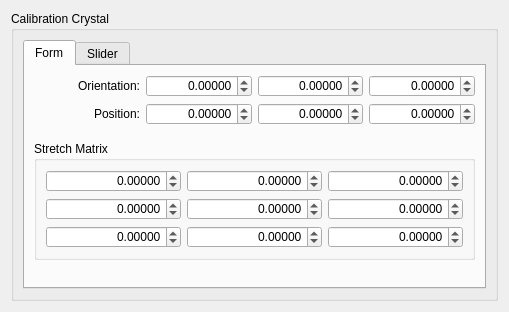
This is hexrd/ui/resources/ui/calibration_crystal_editor.ui in HEXRD/hexrdgui as Qt 5 draws it before an edit. The edited form follows.
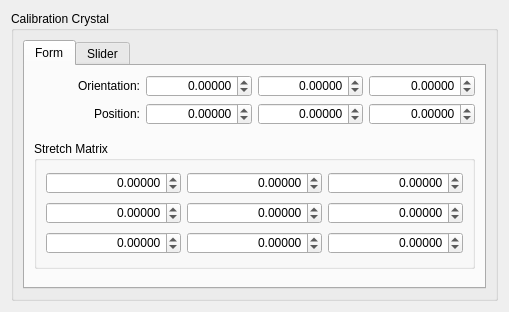
This is the edited form. The open tabs and pages were chosen to show the change.

Commit message:
Add slider widgets for Laue position/orientation interaction
* Increase tab widget height
* Add min height to stretch matrix in crystal calibration widget

```diff
--- a/hexrd/ui/resources/ui/calibration_crystal_editor.ui
+++ b/hexrd/ui/resources/ui/calibration_crystal_editor.ui
@@ -168,6 +168,12 @@
           </item>
           <item row="3" column="0" colspan="4">
            <widget class="QGroupBox" name="stretch_matrix_group_box">
+            <property name="minimumSize">
+             <size>
+              <width>0</width>
+              <height>128</height>
+             </size>
+            </property>
             <property name="title">
              <string>Stretch Matrix</string>
             </property>
```
Left out of the diff: 6 changed lines with no effect on the pictures. The commit also changes 1 other file.
